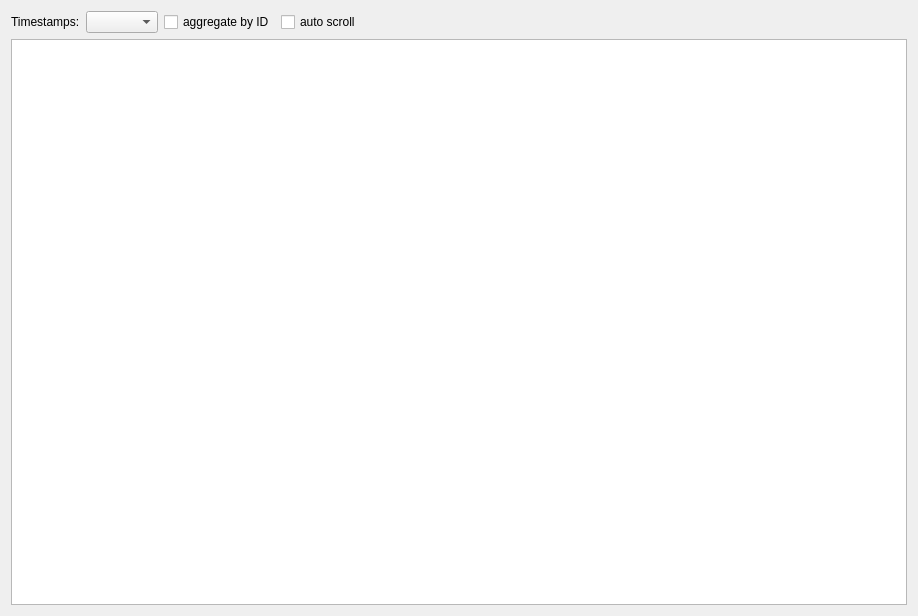
Before: the Qt Designer form src/window/TraceWindow/TraceWindow.ui in HubertD/cangaroo, drawn with Qt 5.
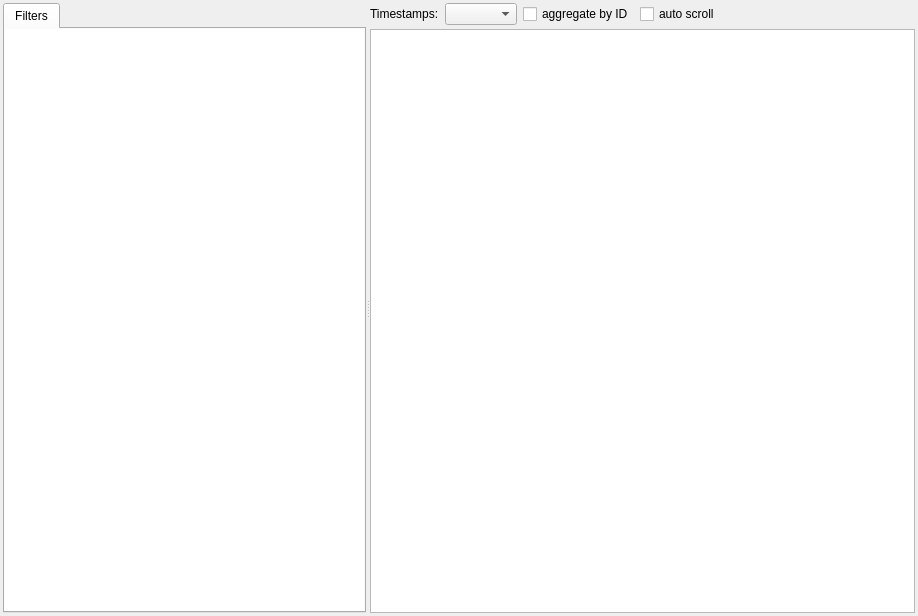
After: the same form once the commit is applied.

Commit message: message filter structures

What changed in the file:
```diff
--- a/src/window/TraceWindow/TraceWindow.ui
+++ b/src/window/TraceWindow/TraceWindow.ui
@@ -13,10 +13,78 @@
   <property name="windowTitle">
    <string>Trace View</string>
   </property>
+  <layout class="QVBoxLayout" name="verticalLayout_2">
+   <property name="leftMargin">
+    <number>3</number>
+   </property>
+   <property name="topMargin">
+    <number>3</number>
+   </property>
+   <property name="rightMargin">
+    <number>3</number>
+   </property>
+   <property name="bottomMargin">
+    <number>3</number>
+   </property>
+   <item>
+    <widget class="QSplitter" name="splitter">
+     <property name="orientation">
+      <enum>Qt::Horizontal</enum>
+     </property>
+     <widget class="QTabWidget" name="leftStack">
+      <widget class="QWidget" name="leftStackPage1" native="true">
+       <attribute name="title">
+        <string>Filters</string>
+       </attribute>
+       <layout class="QVBoxLayout" name="verticalLayout_3">
+        <property name="leftMargin">
+         <number>0</number>
+        </property>
+        <property name="topMargin">
+         <number>0</number>
+        </property>
+        <property name="rightMargin">
+         <number>0</number>
+        </property>
+        <property name="bottomMargin">
+         <number>0</number>
+        </property>
+        <item>
+         <widget class="QTreeView" name="filterTree">
+          <property name="frameShape">
+           <enum>QFrame::NoFrame</enum>
+          </property>
+          <property name="lineWidth">
+           <number>0</number>
+          </property>
+         </widget>
+        </item>
+       </layout>
+      </widget>
+     </widget>
+     <widget class="QWidget" name="mainPane" native="true">
   <layout class="QVBoxLayout" name="verticalLayout">
+       <property name="spacing">
+        <number>4</number>
+       </property>
+       <property name="leftMargin">
+        <number>0</number>
+       </property>
+       <property name="topMargin">
+        <number>0</number>
+       </property>
+       <property name="rightMargin">
+        <number>0</number>
+       </property>
+       <property name="bottomMargin">
+        <number>0</number>
+       </property>
    <item>
-    <widget class="QWidget" name="" native="true">
+        <widget class="QWidget" name="widget" native="true">
      <layout class="QHBoxLayout" name="horizontalLayout">
+          <property name="spacing">
+           <number>6</number>
+          </property>
       <property name="leftMargin">
        <number>0</number>
       </property>
@@ -71,6 +139,10 @@
    </item>
    <item>
     <widget class="QTreeView" name="tree"/>
+       </item>
+      </layout>
+     </widget>
+    </widget>
    </item>
   </layout>
  </widget>
```
Lines whose indentation alone changed are shown as unchanged. The commit also changes 12 other files.
